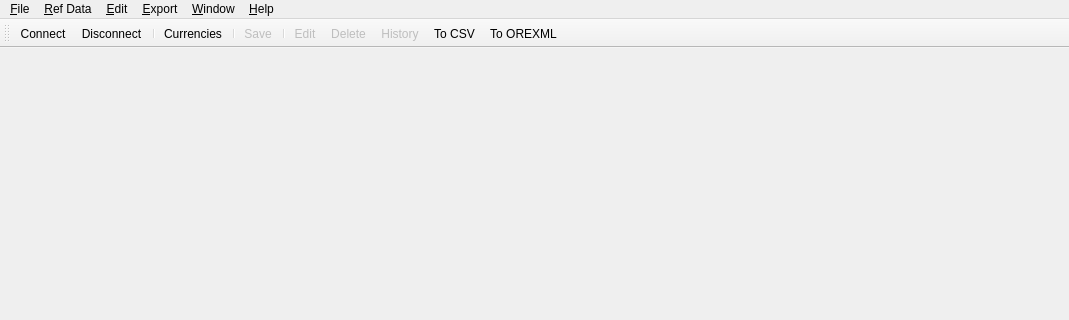
Qt form projects/ores.qt/MainWindow.ui (OreStudio/OreStudio) before a commit; both pictures show x 0 to 1069 and y 0 to 320 of the 1069 by 672 pixel window.
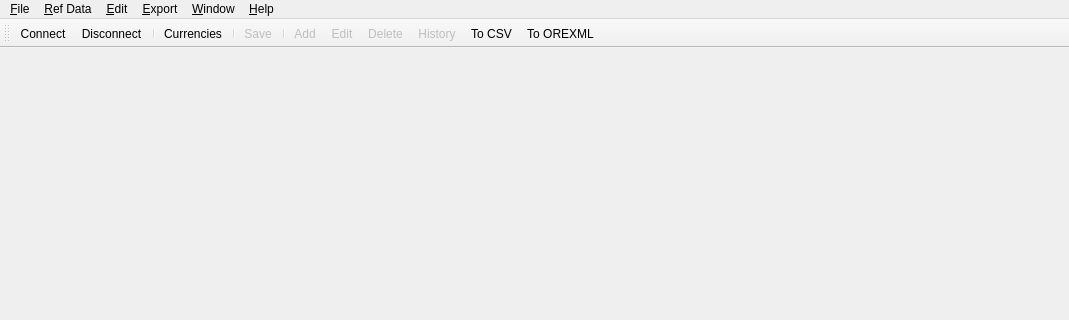
The same form after that commit. Icons and pictures are not drawn.

What changed in the file:
```diff
--- a/projects/ores.qt/MainWindow.ui
+++ b/projects/ores.qt/MainWindow.ui
@@ -98,6 +98,7 @@
    <addaction name="separator"/>
    <addaction name="ActionSave"/>
    <addaction name="separator"/>
+   <addaction name="ActionAdd"/>
    <addaction name="ActionEdit"/>
    <addaction name="ActionDelete"/>
    <addaction name="ActionHistory"/>
@@ -151,6 +152,22 @@
     <string>&amp;Disconnect</string>
    </property>
   </action>
+  <action name="ActionAdd">
+   <property name="enabled">
+    <bool>false</bool>
+   </property>
+   <property name="icon">
+    <iconset>
+     <normaloff>ic_fluent_add_20_filled.svg</normaloff>ic_fluent_add_20_filled.svg</iconset>
+   </property>
+   <property name="text">
+    <string>&amp;Add</string>
+   </property>
+   <property name="toolTip">
+    <string>Add new item</string>
+   </property>
+  </action>
+
   <action name="ActionEdit">
    <property name="enabled">
     <bool>false</bool>
```
Left out of the diff: 3 changed lines with no effect on the pictures.
